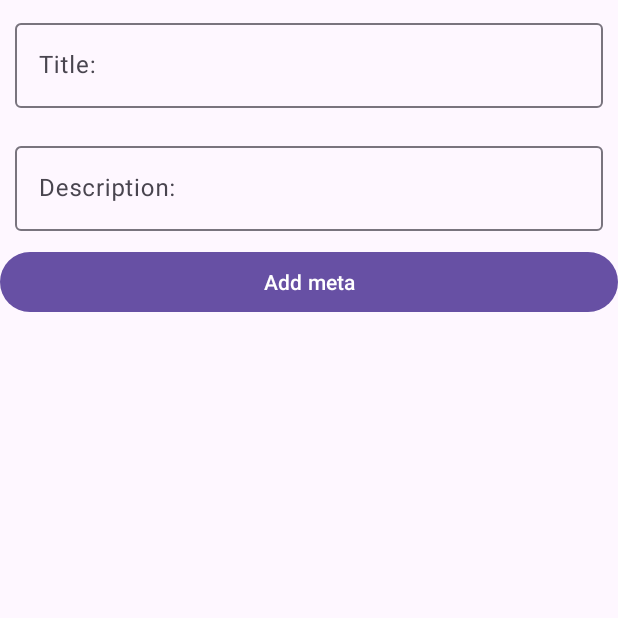
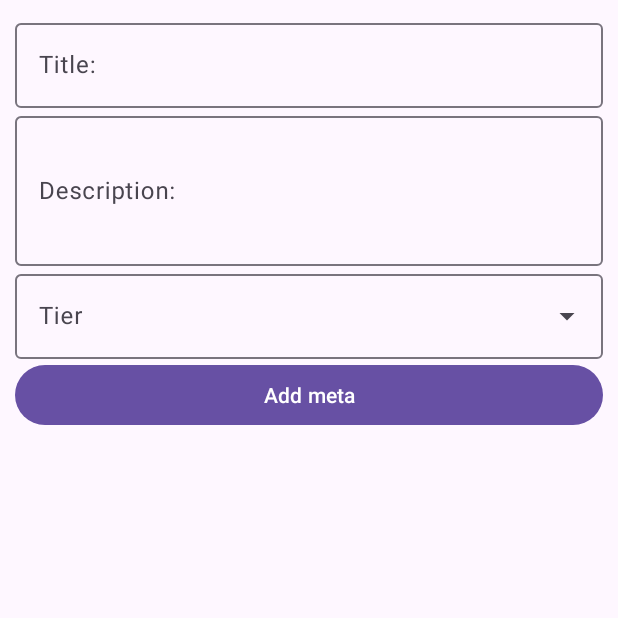
Before and after one commit to huntrededvk/dnd-companion, an Android app: the fragment AddMetaItemFragment placed in its activity, on a phone screen of 412 x 824 dp, the top half of it. Run offline under Robolectric (Android 15) with nearby library versions, the phone set to English and light mode, and no system bars; our stand-ins replace Firebase (no records; nobody signed in at launch, a user with empty details on screens opened directly); Roboto replaces fonts that are not available here; 3 statements that could not run were skipped.

```diff
--- a/app/src/main/java/com/khve/dndcompanion/di/ApplicationComponent.kt
+++ b/app/src/main/java/com/khve/dndcompanion/di/ApplicationComponent.kt
@@ -3,7 +3,7 @@ package com.khve.dndcompanion.di
 import android.app.Application
 import android.content.Context
 import com.khve.dndcompanion.presentation.meta.AddMetaItemFragment
-import com.khve.dndcompanion.MetaItemFragment
+import com.khve.dndcompanion.presentation.meta.MetaItemFragment
 import com.khve.dndcompanion.di.module.AuthModule
 import com.khve.dndcompanion.di.module.MainModule
 import com.khve.dndcompanion.di.module.MetaModule
--- /dev/null
+++ b/app/src/main/java/com/khve/dndcompanion/domain/meta/enum/Tier.kt
@@ -0,0 +1,5 @@
+package com.khve.dndcompanion.domain.meta.enum
+
+enum class Tier {
+    S, A, B, C, D
+}
--- a/app/src/main/java/com/khve/dndcompanion/presentation/meta/AddMetaItemFragment.kt
+++ b/app/src/main/java/com/khve/dndcompanion/presentation/meta/AddMetaItemFragment.kt
@@ -6,16 +6,19 @@ import androidx.fragment.app.Fragment
 import android.view.LayoutInflater
 import android.view.View
 import android.view.ViewGroup
+import android.widget.ArrayAdapter
 import android.widget.Toast
 import androidx.lifecycle.Lifecycle
 import androidx.lifecycle.lifecycleScope
 import androidx.lifecycle.repeatOnLifecycle
+import com.khve.dndcompanion.R
 import com.khve.dndcompanion.data.meta.model.MetaItemDto
 import com.khve.dndcompanion.databinding.FragmentAddMetaItemBinding
 import com.khve.dndcompanion.domain.auth.entity.UserState
 import com.khve.dndcompanion.domain.auth.enum.Permission
 import com.khve.dndcompanion.domain.auth.enum.UserRole
 import com.khve.dndcompanion.domain.meta.entity.MetaItemState
+import com.khve.dndcompanion.domain.meta.enum.Tier
 import com.khve.dndcompanion.presentation.CompanionApplication
 import kotlinx.coroutines.launch
 import javax.inject.Inject
@@ -37,6 +40,11 @@ class AddMetaItemFragment : Fragment() {
         super.onAttach(context)
     }
 
+    override fun onResume() {
+        super.onResume()
+        initDropDownMenu()
+    }
+
     override fun onCreateView(
         inflater: LayoutInflater, container: ViewGroup?,
         savedInstanceState: Bundle?
@@ -49,6 +57,12 @@ class AddMetaItemFragment : Fragment() {
         super.onViewCreated(view, savedInstanceState)
         observerViewModel()
         buttonListener()
+    }
+
+    private fun initDropDownMenu() {
+        val tiers = resources.getStringArray(R.array.tiers)
+        val arrayAdapter = ArrayAdapter(requireContext(), R.layout.add_meta_item_dropdown_item, tiers)
+        binding.acttTierDropdownMenu.setAdapter(arrayAdapter)
     }
 
     private fun observerViewModel() {
@@ -71,7 +85,8 @@ class AddMetaItemFragment : Fragment() {
             viewModel.addMetaItem(
                 MetaItemDto(
                     title = binding.etTitle.text.toString().trim(),
-                    description = binding.etDescription.text.toString().trim()
+                    description = binding.etDescription.text.toString().trim(),
+                    tier = binding.acttTierDropdownMenu.text.toString().trim()
                 )
             )
         }
--- a/app/src/main/java/com/khve/dndcompanion/presentation/meta/AddMetaItemViewModel.kt
+++ b/app/src/main/java/com/khve/dndcompanion/presentation/meta/AddMetaItemViewModel.kt
@@ -36,6 +36,9 @@ class AddMetaItemViewModel @Inject constructor(
         // TODO: Make it clean code
         viewModelScope.launch {
             _metaItem.value = MetaItemState.Progress
+            if (metaItemDto.tier.isEmpty()) {
+                _metaItem.value = MetaItemState.Error("Tier can not be empty")
+            }
             val currentUserState = _userState.value
             if (currentUserState is UserState.User &&
                 currentUserState.user.hasPermission(Permission.ADD_META_ITEM)) {
--- a/app/src/main/java/com/khve/dndcompanion/MetaItemFragment.kt
+++ b/app/src/main/java/com/khve/dndcompanion/presentation/meta/MetaItemFragment.kt
@@ -1,10 +1,11 @@
-package com.khve.dndcompanion
+package com.khve.dndcompanion.presentation.meta
 
 import android.os.Bundle
 import androidx.fragment.app.Fragment
 import android.view.LayoutInflater
 import android.view.View
 import android.view.ViewGroup
+import com.khve.dndcompanion.R
 
 class MetaItemFragment : Fragment() {
     private var param1: String? = null
--- a/app/src/main/res/layout/fragment_add_meta_item.xml
+++ b/app/src/main/res/layout/fragment_add_meta_item.xml
@@ -8,13 +8,13 @@
     <LinearLayout
         android:layout_width="match_parent"
         android:layout_height="wrap_content"
-        android:orientation="vertical">
+        android:orientation="vertical"
+        android:layout_margin="10dp">
 
         <com.google.android.material.textfield.TextInputLayout
             android:id="@+id/til_title"
             android:layout_width="match_parent"
-            android:layout_height="wrap_content"
-            android:layout_margin="10dp">
+            android:layout_height="wrap_content">
 
             <EditText
                 android:id="@+id/et_title"
@@ -30,17 +30,31 @@
         <com.google.android.material.textfield.TextInputLayout
             android:id="@+id/til_description"
             android:layout_width="match_parent"
-            android:layout_height="wrap_content"
-            android:layout_margin="10dp">
+            android:layout_height="wrap_content">
 
             <EditText
                 android:id="@+id/et_description"
                 android:layout_width="match_parent"
                 android:layout_height="wrap_content"
+                android:minHeight="100dp"
                 android:ems="10"
                 android:hint="@string/description_field"
                 android:importantForAutofill="no"
-                android:inputType="text" />
+                android:inputType="textMultiLine" />
+
+        </com.google.android.material.textfield.TextInputLayout>
+
+        <com.google.android.material.textfield.TextInputLayout
+            style="@style/Widget.Material3.TextInputLayout.OutlinedBox.ExposedDropdownMenu"
+            android:layout_width="match_parent"
+            android:layout_height="wrap_content" >
+
+            <AutoCompleteTextView
+                android:id="@+id/actt_tier_dropdown_menu"
+                android:layout_width="match_parent"
+                android:layout_height="match_parent"
+                android:hint="@string/tier"
+                android:inputType="none"/>
 
         </com.google.android.material.textfield.TextInputLayout>
 
--- a/app/src/main/res/values/strings.xml
+++ b/app/src/main/res/values/strings.xml
@@ -1,4 +1,13 @@
 <resources>
+
+    <string-array name="tiers">
+        <item>S</item>
+        <item>A</item>
+        <item>B</item>
+        <item>C</item>
+        <item>D</item>
+    </string-array>
+
     <string name="app_name">dndcompanion</string>
     <string name="meta">Meta</string>
     <string name="sign_up">Sign Up</string>
@@ -20,4 +29,5 @@
     <string name="title_field">Title:</string>
     <string name="description_field">Description:</string>
     <string name="add_meta">Add meta</string>
+    <string name="tier">Tier</string>
 </resources>
```
Also changed, not shown: app/src/main/java/com/khve/dndcompanion/data/auth/repository/SignInRepositoryImpl.kt (+5 -11 lines), app/src/main/java/com/khve/dndcompanion/data/auth/repository/SingUpRepositoryImpl.kt (+3 -72 lines), app/src/main/java/com/khve/dndcompanion/data/meta/repository/MetaListRepositoryImpl.kt (+5 -98 lines), app/src/main/java/com/khve/dndcompanion/data/network/FirebaseMetaManager.kt (added, +124 -0 lines), app/src/main/java/com/khve/dndcompanion/data/network/FirebaseUserManager.kt (+82 -0 lines), app/src/main/java/com/khve/dndcompanion/presentation/meta/MetaListFragment.kt (+4 -6 lines), app/src/main/res/layout/add_meta_item_dropdown_item.xml (added, +10 -0 lines), app/src/main/res/layout/fragment_meta_item.xml (+2 -6 lines).
